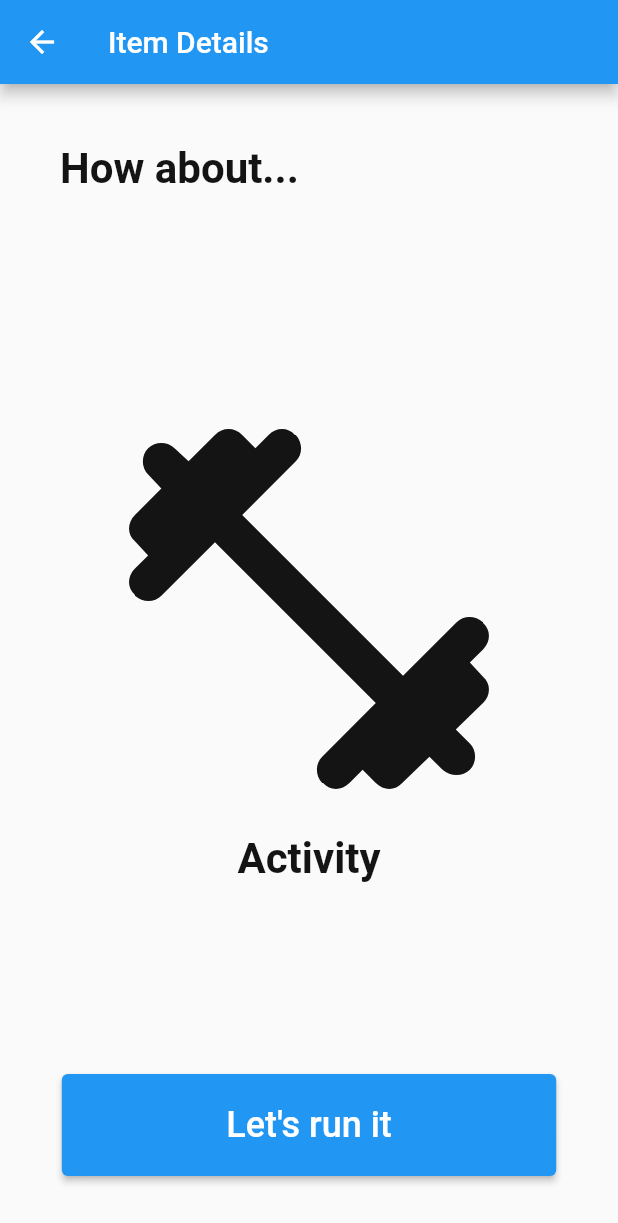
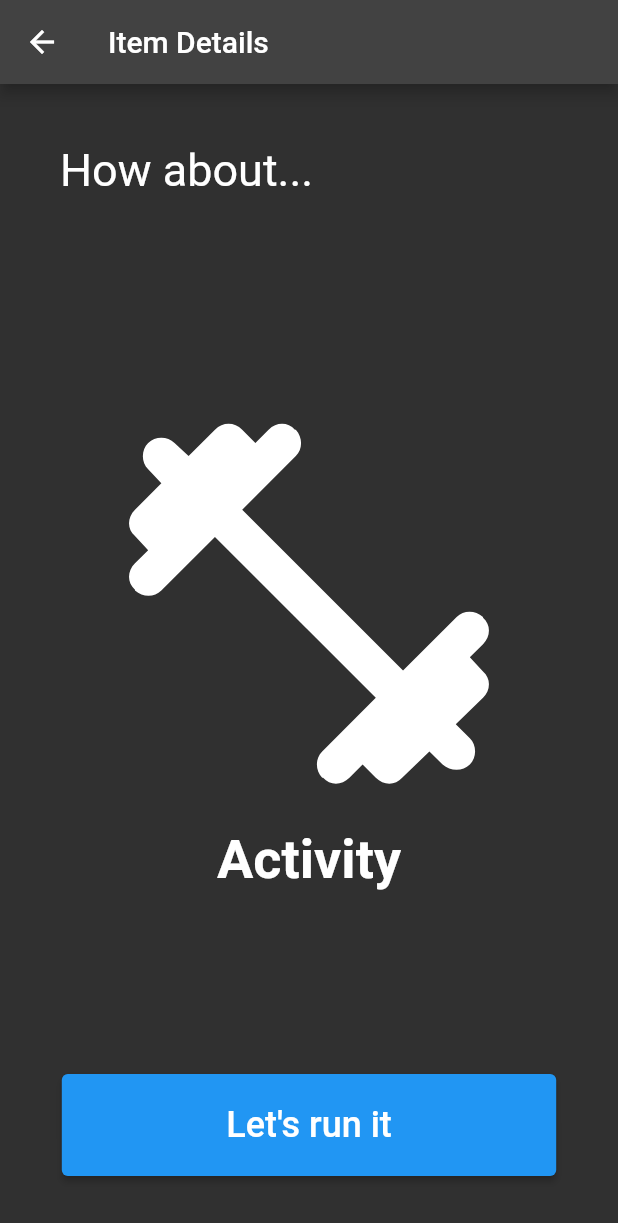
Before and after one commit to jacehalvorson/name_tbd, a Flutter app: the screen it shows after launch, after a tap on an icon or button, on a phone screen of 412 x 824 dp. Shown: the top 1223 px of the screen. Run offline on Flutter 3.47's test engine with Material 2 defaults, Android fonts, the phone set to English and light mode, and no system bars; generated files the repository leaves out were written again.

Commit message:
Change default to dark mode and text color to white

```diff
--- a/lib/src/app.dart
+++ b/lib/src/app.dart
@@ -58,7 +58,8 @@ class MyApp extends StatelessWidget {
           // SettingsController to display the correct theme.
           theme: ThemeData(),
           darkTheme: ThemeData.dark(),
-          themeMode: settingsController.themeMode,
+          themeMode: ThemeMode.dark,
+          // themeMode: settingsController.themeMode,
 
           // Define a function to handle named routes in order to support
           // Flutter web url navigation and deep linking.
--- a/lib/src/sample_feature/refresh.dart
+++ b/lib/src/sample_feature/refresh.dart
@@ -1,6 +1,12 @@
 import 'dart:math';
+import 'package:flutter/material.dart';
+import 'package:refresh/src/theme.dart';
 
-import 'package:flutter/material.dart';
+// Default text style
+const TextStyle textStyle = TextStyle(
+  fontSize: 30.0,
+  color: ThemeColor.text,
+);
 
 class MainPage extends StatefulWidget {
   const MainPage({super.key});
@@ -13,7 +19,7 @@ class MainPage extends StatefulWidget {
 
 /// Displays detailed information about a SampleItem.
 class _MainPageState extends State<MainPage> {
-  int _iconColor = 0xFF141414;
+  int _iconColor = ThemeColor.text.value;
 
   @override
   Widget build(BuildContext context) {
@@ -32,13 +38,7 @@ class _MainPageState extends State<MainPage> {
                 alignment: Alignment.topLeft,
                 child: Text(
                   'How about...',
-
-                  // TODO pick text style
-                  style: TextStyle(
-                    fontSize: 28.0,
-                    fontWeight: FontWeight.bold,
-                    color: Color(0xFF141414),
-                  ),
+                  style: textStyle,
                 ),
               ),
             ),
@@ -56,7 +56,7 @@ class _MainPageState extends State<MainPage> {
                   Text(
                     'Activity',
                     style: TextStyle(
-                      fontSize: 28.0,
+                      fontSize: 36.0,
                       fontWeight: FontWeight.bold,
                       color: Color(_iconColor),
                     ),
@@ -76,7 +76,7 @@ class _MainPageState extends State<MainPage> {
                 child: ElevatedButton(
                   // Button action
                   onPressed: () {
-                    // TODO add button functionality here
+                    // TODO add button functionality
                     setState(() {
                       _iconColor = Random().nextInt(0xFFFFFFFF);
                     });
```
